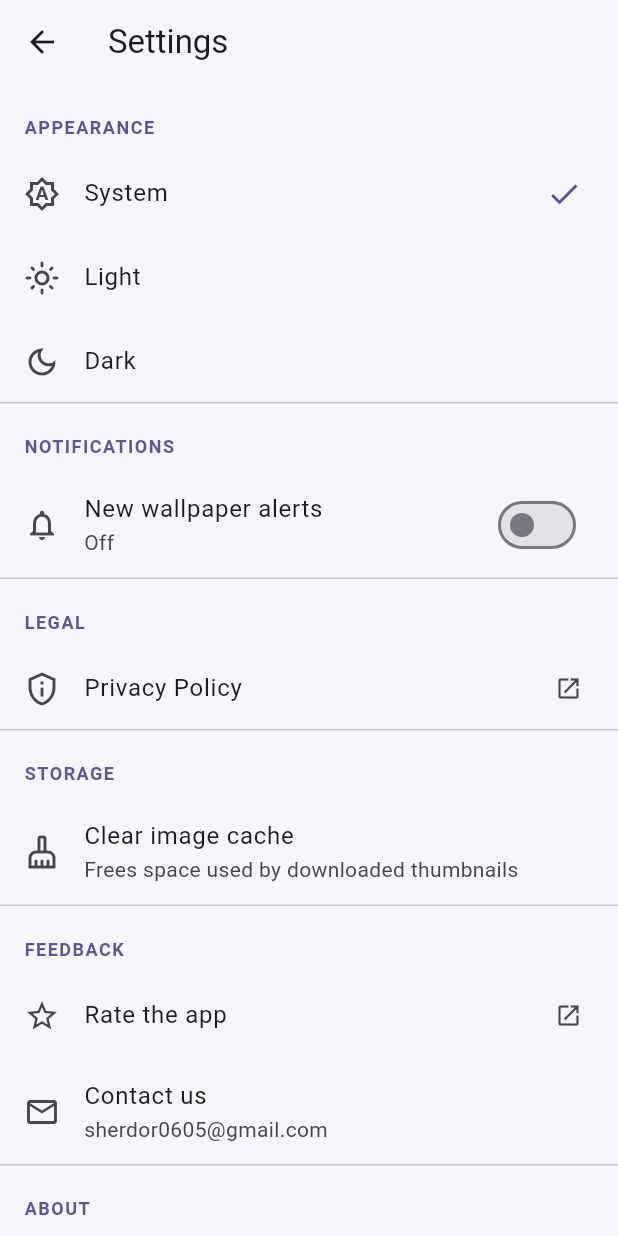
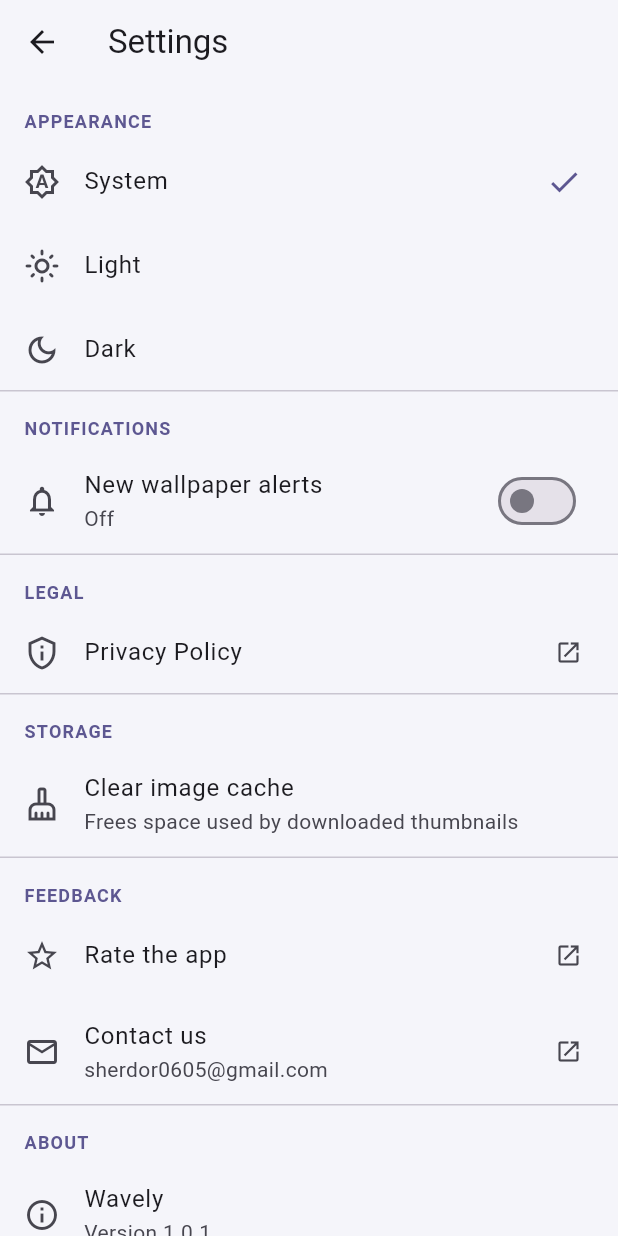
Before and after one commit to sherdor06/Wallpaper_app, a Flutter app: the SettingsPage screen opened directly, on a phone screen of 412 x 824 dp. Run offline on Flutter 3.47's test engine with Material 3 defaults, Android fonts, the light colour scheme and no system bars; our stand-ins replace app_links, cached_network_image, cupertino_native_better, dio, firebase_analytics, firebase_core and 7 more; missing offline and left inert: app_tracking_transparency, appmetrica_plugin, liquid_glass_widgets, yandex_mobileads; accounts and stored records are empty; generated files the repository leaves out were written again; network calls fail; project files that could hold a hidden picture were left out.

Commit message:
Make the pill a one-tap toggle and Settings platform-native
SegmentedPill: tapping anywhere on it now advances to the next item.
The segments show where you are; they are no longer separate targets.
For the two-item case that is the whole point — one 88×44 toggle with
no dead zone on the segment you are already on. Every platform face is
therefore rendered as a picture (IgnorePointer) under a single
GestureDetector: the native and Cupertino controls would otherwise
route taps segment by segment and swallow the one on the selected
segment. They still animate their thumb when the value changes; they
just do not decide.

The iOS face follows the tab bar's split rather than the glass row's:
CNSegmentedControl (the system Liquid Glass control, SF Symbols for the
icons) on iOS 26+, CupertinoSlidingSegmentedControl below. Android keeps
the solid pill with the sliding accent disc.

Settings is rebuilt on four adaptive widgets — SettingsScaffold,
SettingsSection, SettingsRow, SettingsSwitchRow — plus a toast helper.
The page describes rows; the widgets decide how they look, and the page
no longer contains a single platform check. Android is unchanged
Material. iOS is the inset-grouped list iOS Settings uses: no leading
icons (Cupertino sub-pages seldom have them), small grey capital
section headers rather than insetGrouped's prominent default, chevrons
only on rows that navigate, an external-link glyph on rows that leave
the app, a checkmark and nothing else on pick-one rows, and the system's
own switch — CNSwitch on iOS 26+, CupertinoSwitch below. Confirmations
use CNToast on iOS (a Flutter overlay, so it runs on every version) and
SnackBar on Android.

Verified on both: iOS 26 simulator (native pill, native switch, grouped
lists) and the Android emulator (solid pill, Material settings). Tapping
the already-selected segment switches on both.

```diff
--- a/lib/ui/home_shell.dart
+++ b/lib/ui/home_shell.dart
@@ -122,11 +122,13 @@ class _HomeShellState extends State<HomeShell> {
                               SegmentedPillItem(
                                 value: HomeLayout.editorial,
                                 icon: Icons.auto_awesome_outlined,
+                                sfSymbol: 'sparkles',
                                 label: 'For you',
                               ),
                               SegmentedPillItem(
                                 value: HomeLayout.collections,
                                 icon: Icons.grid_view_rounded,
+                                sfSymbol: 'square.grid.2x2.fill',
                                 label: 'Collections',
                               ),
                             ],
--- a/lib/ui/settings_page.dart
+++ b/lib/ui/settings_page.dart
@@ -8,6 +8,7 @@ import '../services/consent_service.dart';
 import '../services/push_service.dart';
 import '../services/image_cache.dart';
 import '../services/theme_service.dart';
+import 'widgets/adaptive_settings.dart';
 import 'widgets/consent_dialog.dart';
 
 /// App settings / about screen: legal, storage, feedback and version info.
@@ -36,19 +37,17 @@ class SettingsPage extends StatelessWidget {
     PaintingBinding.instance.imageCache
       ..clear()
       ..clearLiveImages();
-    if (context.mounted) {
-      ScaffoldMessenger.of(context)
-          .showSnackBar(const SnackBar(content: Text('Image cache cleared')));
-    }
+    if (context.mounted) showSettingsToast(context, 'Image cache cleared');
   }
 
   @override
   Widget build(BuildContext context) {
-    return Scaffold(
-      appBar: AppBar(title: const Text('Settings')),
-      body: ListView(
+    return SettingsScaffold(
+      title: 'Settings',
       children: [
-          const _SectionHeader('Appearance'),
+        SettingsSection(
+          header: 'Appearance',
+          children: [
             ListenableBuilder(
               listenable: ThemeService.instance,
               builder: (context, _) {
@@ -56,76 +55,89 @@ class SettingsPage extends StatelessWidget {
                 return Column(
                   children: [
                     for (final m in ThemeMode.values)
-                    ListTile(
-                      leading: Icon(_themeIcon(m)),
-                      title: Text(_themeLabel(m)),
-                      trailing: mode == m
-                          ? Icon(Icons.check,
-                              color: Theme.of(context).colorScheme.primary)
-                          : null,
+                      SettingsRow(
+                        icon: _themeIcon(m),
+                        title: _themeLabel(m),
+                        choice: true,
+                        checked: mode == m,
                         onTap: () => ThemeService.instance.setMode(m),
                       ),
                   ],
                 );
               },
             ),
-          const Divider(height: 0),
-          const _SectionHeader('Notifications'),
-          const _PushTile(),
-          const Divider(height: 0),
-          const _SectionHeader('Legal'),
-          ListTile(
-            leading: const Icon(Icons.privacy_tip_outlined),
-            title: const Text('Privacy Policy'),
-            trailing: const Icon(Icons.open_in_new, size: 18),
+          ],
+        ),
+        const SettingsSection(
+          header: 'Notifications',
+          children: [_PushRow()],
+        ),
+        SettingsSection(
+          header: 'Legal',
+          children: [
+            SettingsRow(
+              icon: Icons.privacy_tip_outlined,
+              title: 'Privacy Policy',
+              external: true,
               onTap: () => _open(Uri.parse(_privacyUrl)),
             ),
-          // Only where consent was actually asked for. GDPR requires withdrawal
-          // to be as easy as granting; showing this to a user who was never
-          // asked would just raise a question they do not have.
+            // Only where consent was actually asked for. GDPR requires
+            // withdrawal to be as easy as granting; showing this to a user who
+            // was never asked would just raise a question they do not have.
             if (ConsentService.instance.appliesHere)
-            const _AdPersonalisationTile(),
-          const Divider(height: 0),
-          const _SectionHeader('Storage'),
-          ListTile(
-            leading: const Icon(Icons.cleaning_services_outlined),
-            title: const Text('Clear image cache'),
-            subtitle: const Text('Frees space used by downloaded thumbnails'),
+              const _AdPersonalisationRow(),
+          ],
+        ),
+        SettingsSection(
+          header: 'Storage',
+          children: [
+            SettingsRow(
+              icon: Icons.cleaning_services_outlined,
+              title: 'Clear image cache',
+              subtitle: 'Frees space used by downloaded thumbnails',
               onTap: () => _clearCache(context),
             ),
-          const Divider(height: 0),
-          const _SectionHeader('Feedback'),
-          ListTile(
-            leading: const Icon(Icons.star_outline),
-            title: const Text('Rate the app'),
-            trailing: const Icon(Icons.open_in_new, size: 18),
+          ],
+        ),
+        SettingsSection(
+          header: 'Feedback',
+          children: [
+            SettingsRow(
+              icon: Icons.star_outline,
+              title: 'Rate the app',
+              external: true,
               onTap: () => _open(Uri.parse(_storeUrl)),
             ),
-          ListTile(
-            leading: const Icon(Icons.mail_outline),
-            title: const Text('Contact us'),
-            subtitle: const Text(_contactEmail),
+            SettingsRow(
+              icon: Icons.mail_outline,
+              title: 'Contact us',
+              subtitle: _contactEmail,
+              external: true,
               onTap: () => _open(Uri(
                 scheme: 'mailto',
                 path: _contactEmail,
                 query: 'subject=Wavely feedback',
               )),
             ),
-          const Divider(height: 0),
-          const _SectionHeader('About'),
+          ],
+        ),
+        SettingsSection(
+          header: 'About',
+          children: [
             FutureBuilder<PackageInfo>(
               future: PackageInfo.fromPlatform(),
               builder: (context, snapshot) {
                 final version = snapshot.data?.version;
-              return ListTile(
-                leading: const Icon(Icons.info_outline),
-                title: const Text('Wavely'),
-                subtitle: Text(version == null ? '' : 'Version $version'),
+                return SettingsRow(
+                  icon: Icons.info_outline,
+                  title: 'Wavely',
+                  subtitle: version == null ? null : 'Version $version',
                 );
               },
             ),
           ],
         ),
+      ],
     );
   }
 }
@@ -150,8 +162,8 @@ IconData _themeIcon(ThemeMode m) => switch (m) {
 ///
 /// A denied system permission cannot be re-requested from inside the app, so
 /// the switch reports what actually happened rather than the tap.
-class _PushTile extends StatelessWidget {
-  const _PushTile();
+class _PushRow extends StatelessWidget {
+  const _PushRow();
 
   @override
   Widget build(BuildContext context) {
@@ -159,12 +171,10 @@ class _PushTile extends StatelessWidget {
       listenable: PushService.instance,
       builder: (context, _) {
         final on = PushService.instance.enabled;
-        return SwitchListTile(
-          secondary: const Icon(Icons.notifications_outlined),
-          title: const Text('New wallpaper alerts'),
-          subtitle: Text(on
-              ? 'On — we will tell you when new wallpapers land'
-              : 'Off'),
+        return SettingsSwitchRow(
+          icon: Icons.notifications_outlined,
+          title: 'New wallpaper alerts',
+          subtitle: on ? 'On — we will tell you when new wallpapers land' : 'Off',
           value: on,
           onChanged: (want) async {
             if (!want) {
@@ -174,12 +184,9 @@ class _PushTile extends StatelessWidget {
             final granted = await PushService.instance.requestPermission();
             if (granted || !context.mounted) return;
             // Blocked at the OS level; the app cannot prompt again.
-            ScaffoldMessenger.of(context).showSnackBar(
-              const SnackBar(
-                content: Text(
+            showSettingsToast(
+              context,
               'Notifications are blocked in system settings for this app.',
-                ),
-              ),
             );
           },
         );
@@ -190,23 +197,21 @@ class _PushTile extends StatelessWidget {
 
 /// The consent row, kept stateful on its own so the rest of the page can stay
 /// stateless — it is the only thing here that has to redraw after a tap.
-class _AdPersonalisationTile extends StatefulWidget {
-  const _AdPersonalisationTile();
+class _AdPersonalisationRow extends StatefulWidget {
+  const _AdPersonalisationRow();
 
   @override
-  State<_AdPersonalisationTile> createState() => _AdPersonalisationTileState();
+  State<_AdPersonalisationRow> createState() => _AdPersonalisationRowState();
 }
 
-class _AdPersonalisationTileState extends State<_AdPersonalisationTile> {
+class _AdPersonalisationRowState extends State<_AdPersonalisationRow> {
   @override
   Widget build(BuildContext context) {
     final granted = ConsentService.instance.granted == true;
-    return ListTile(
-      leading: const Icon(Icons.ads_click_outlined),
-      title: const Text('Ad personalisation'),
-      subtitle: Text(
-        granted ? 'Personalised ads allowed' : 'Personalised ads turned off',
-      ),
+    return SettingsRow(
+      icon: Icons.ads_click_outlined,
+      title: 'Ad personalisation',
+      subtitle: granted ? 'Personalised ads allowed' : 'Personalised ads turned off',
       onTap: () async {
         await showConsentDialog(context);
         if (!context.mounted) return;
@@ -220,24 +225,3 @@ class _AdPersonalisationTileState extends State<_AdPersonalisationTile> {
     );
   }
 }
-
-class _SectionHeader extends StatelessWidget {
-  final String title;
-  const _SectionHeader(this.title);
-
-  @override
-  Widget build(BuildContext context) {
-    return Padding(
-      padding: const EdgeInsets.fromLTRB(16, 20, 16, 8),
-      child: Text(
-        title.toUpperCase(),
-        style: TextStyle(
-          fontSize: 12,
-          fontWeight: FontWeight.w700,
-          letterSpacing: 1,
-          color: Theme.of(context).colorScheme.primary,
-        ),
-      ),
-    );
-  }
-}
--- /dev/null
+++ b/lib/ui/widgets/adaptive_settings.dart
@@ -0,0 +1,223 @@
+import 'dart:io' show Platform;
+
+import 'package:cupertino_native_better/cupertino_native_better.dart';
+import 'package:flutter/cupertino.dart';
+import 'package:flutter/material.dart';
+
+import 'floating_chrome.dart' show isIOS26OrAbove;
+
+/// Settings-page building blocks that render as the platform expects.
+///
+/// Android keeps Material — [ListTile], [SwitchListTile], section headers
+/// over a flat list. iOS gets the inset-grouped list iOS Settings uses, with
+/// [CupertinoListTile] rows, no leading icons (Cupertino sub-pages seldom
+/// have them), chevrons on rows that navigate, and switches that are the
+/// system's own: [CNSwitch] on iOS 26+, [CupertinoSwitch] below it.
+///
+/// One rule keeps the page code readable: the page describes rows, these
+/// widgets decide how they look. Nothing in settings_page.dart branches on
+/// platform.
+
+/// Whole page: app bar + scrolling body.
+class SettingsScaffold extends StatelessWidget {
+  final String title;
+  final List<Widget> children;
+
+  const SettingsScaffold({super.key, required this.title, required this.children});
+
+  @override
+  Widget build(BuildContext context) {
+    if (!Platform.isIOS) {
+      return Scaffold(
+        appBar: AppBar(title: Text(title)),
+        body: ListView(children: children),
+      );
+    }
+    final bg = Theme.of(context).scaffoldBackgroundColor;
+    return CupertinoPageScaffold(
+      backgroundColor: bg,
+      navigationBar: CupertinoNavigationBar(
+        middle: Text(title),
+        backgroundColor: bg.withValues(alpha: 0.85),
+        border: null,
+      ),
+      // ListView's default padding already includes the bar heights above
+      // and the shell's bottom chrome below (extendBody puts it in
+      // MediaQuery.padding), so nothing scrolls under either.
+      child: ListView(children: children),
+    );
+  }
+}
+
+/// A titled group of rows.
+class SettingsSection extends StatelessWidget {
+  final String header;
+  final List<Widget> children;
+
+  const SettingsSection({super.key, required this.header, required this.children});
+
+  @override
+  Widget build(BuildContext context) {
+    if (!Platform.isIOS) {
+      return Column(
+        crossAxisAlignment: CrossAxisAlignment.stretch,
+        children: [
+          Padding(
+            padding: const EdgeInsets.fromLTRB(16, 16, 16, 4),
+            child: Text(
+              header.toUpperCase(),
+              style: TextStyle(
+                fontSize: 12,
+                letterSpacing: 0.8,
+                fontWeight: FontWeight.w600,
+                color: Theme.of(context).colorScheme.primary,
+              ),
+            ),
+          ),
+          ...children,
+          const Divider(height: 0),
+        ],
+      );
+    }
+    return CupertinoListSection.insetGrouped(
+      // insetGrouped defaults to a large bold header; iOS Settings itself uses
+      // small grey capitals for sections within a page, which is what this is.
+      header: Text(
+        header.toUpperCase(),
+        style: TextStyle(
+          fontSize: 13,
+          fontWeight: FontWeight.w400,
+          letterSpacing: -0.08,
+          color: CupertinoColors.secondaryLabel.resolveFrom(context),
+        ),
+      ),
+      children: children,
+    );
+  }
+}
+
+/// A plain row: title, optional subtitle, optional trailing, optional tap.
+///
+/// [external] marks a row that leaves the app (a web page, the store, mail)
+/// so the trailing glyph says so instead of promising an in-app screen.
+/// [choice] marks one option of a pick-one group: it shows a checkmark when
+/// [checked] and nothing otherwise — never a chevron, since tapping it
+/// selects rather than navigates.
+class SettingsRow extends StatelessWidget {
+  final IconData icon;
+  final String title;
+  final String? subtitle;
+  final VoidCallback? onTap;
+  final bool external;
+  final bool choice;
+  final bool checked;
+  final Widget? trailing;
+
+  const SettingsRow({
+    super.key,
+    required this.icon,
+    required this.title,
+    this.subtitle,
+    this.onTap,
+    this.external = false,
+    this.choice = false,
+    this.checked = false,
+    this.trailing,
+  });
+
+  @override
+  Widget build(BuildContext context) {
+    final scheme = Theme.of(context).colorScheme;
+
+    if (!Platform.isIOS) {
+      return ListTile(
+        leading: Icon(icon),
+        title: Text(title),
+        subtitle: subtitle == null ? null : Text(subtitle!),
+        trailing: trailing ??
+            (checked
+                ? Icon(Icons.check, color: scheme.primary)
+                : external
+                    ? const Icon(Icons.open_in_new, size: 18)
+                    : null),
+        onTap: onTap,
+      );
+    }
+
+    final Widget? tail = trailing ??
+        (checked
+            ? Icon(CupertinoIcons.check_mark, color: scheme.primary, size: 18)
+            : choice
+                ? null
+                : external
+                    ? const Icon(CupertinoIcons.arrow_up_right_square, size: 18)
+                    : onTap != null
+                        ? const CupertinoListTileChevron()
+                        : null);
+    return CupertinoListTile.notched(
+      title: Text(title),
+      subtitle: subtitle == null ? null : Text(subtitle!),
+      trailing: tail,
+      onTap: onTap,
+    );
+  }
+}
+
+/// An on/off row with the platform's own switch.
+class SettingsSwitchRow extends StatelessWidget {
+  final IconData icon;
+  final String title;
+  final String? subtitle;
+  final bool value;
+  final ValueChanged<bool> onChanged;
+
+  const SettingsSwitchRow({
+    super.key,
+    required this.icon,
+    required this.title,
+    this.subtitle,
+    required this.value,
+    required this.onChanged,
+  });
+
+  @override
+  Widget build(BuildContext context) {
+    if (!Platform.isIOS) {
+      return SwitchListTile(
+        secondary: Icon(icon),
+        title: Text(title),
+        subtitle: subtitle == null ? null : Text(subtitle!),
+        value: value,
+        onChanged: onChanged,
+      );
+    }
+    final Widget toggle = isIOS26OrAbove
+        // The system control itself, so it picks up whatever the OS does
+        // with switches this year — the Liquid Glass thumb included.
+        ? SizedBox(
+            width: 52,
+            height: 32,
+            child: CNSwitch(value: value, onChanged: onChanged, height: 32),
+          )
+        : CupertinoSwitch(value: value, onChanged: onChanged);
+    return CupertinoListTile.notched(
+      title: Text(title),
+      subtitle: subtitle == null ? null : Text(subtitle!),
+      trailing: toggle,
+      // Tapping the row toggles too — the switch is small and the row is
+      // the target the eye lands on.
+      onTap: () => onChanged(!value),
+    );
+  }
+}
+
+/// Brief confirmation after an action ("cache cleared").
+void showSettingsToast(BuildContext context, String message) {
+  if (Platform.isIOS) {
+    // A Flutter overlay, not a platform view, so it runs on every iOS
+    // version; the glass effect simply has less to do below 26.
+    CNToast.success(context: context, message: message);
+    return;
+  }
+  ScaffoldMessenger.of(context).showSnackBar(SnackBar(content: Text(message)));
+}
```
Also changed, not shown: lib/ui/widgets/floating_chrome.dart (+92 -45 lines). Lines whose indentation alone changed are shown as unchanged.
